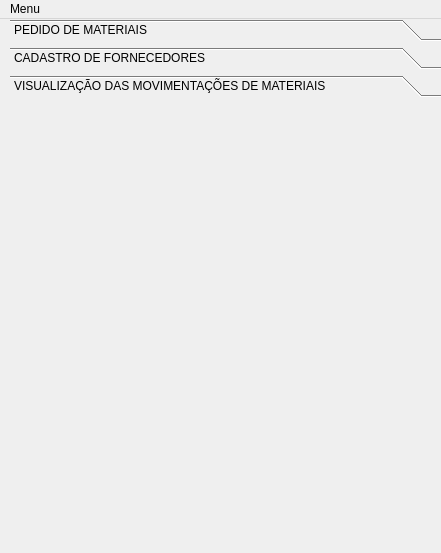
Old version of the form AgendaClient/mainwindow.ui in the repository luisfernando7/AgendaProject.
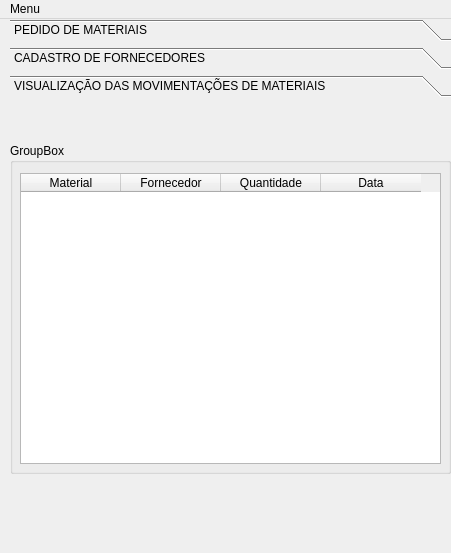
New version of the form. The open tabs and pages were chosen to show the change. Icons and pictures are not drawn.

The edit to the form file:
```diff
--- a/AgendaClient/mainwindow.ui
+++ b/AgendaClient/mainwindow.ui
@@ -6,7 +6,7 @@
    <rect>
     <x>0</x>
     <y>0</y>
-    <width>441</width>
+    <width>451</width>
     <height>553</height>
    </rect>
   </property>
@@ -23,7 +23,7 @@
      <rect>
       <x>10</x>
       <y>0</y>
-      <width>431</width>
+      <width>451</width>
       <height>531</height>
      </rect>
     </property>
@@ -575,13 +575,56 @@
       <rect>
        <x>0</x>
        <y>0</y>
-       <width>431</width>
+       <width>451</width>
        <height>450</height>
       </rect>
      </property>
      <attribute name="label">
       <string>VISUALIZAÇÃO DAS MOVIMENTAÇÕES DE MATERIAIS</string>
      </attribute>
+     <widget class="QGroupBox" name="groupBox_3">
+      <property name="geometry">
+       <rect>
+        <x>0</x>
+        <y>40</y>
+        <width>441</width>
+        <height>331</height>
+       </rect>
+      </property>
+      <property name="title">
+       <string>GroupBox</string>
+      </property>
+      <widget class="QTableWidget" name="tableWidget">
+       <property name="geometry">
+        <rect>
+         <x>10</x>
+         <y>30</y>
+         <width>421</width>
+         <height>291</height>
+        </rect>
+       </property>
+       <column>
+        <property name="text">
+         <string>Material</string>
+        </property>
+       </column>
+       <column>
+        <property name="text">
+         <string>Fornecedor</string>
+        </property>
+       </column>
+       <column>
+        <property name="text">
+         <string>Quantidade</string>
+        </property>
+       </column>
+       <column>
+        <property name="text">
+         <string>Data</string>
+        </property>
+       </column>
+      </widget>
+     </widget>
     </widget>
    </widget>
   </widget>
@@ -590,7 +633,7 @@
     <rect>
      <x>0</x>
      <y>0</y>
-     <width>441</width>
+     <width>451</width>
      <height>21</height>
     </rect>
    </property>
```
Left out of the diff: 13 changed lines with no effect on the pictures.
